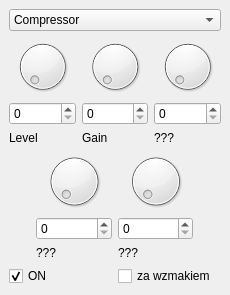
Qt form plug/effect.ui (b2ornot2b/plug) before a commit.
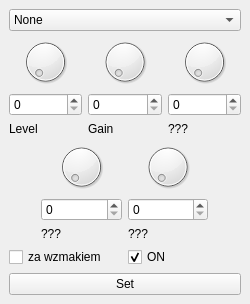
The same form after that commit.

Commit message: Added toolbar to the main window. Corrected amp window. Modified windows sizes.

```diff
--- a/plug/effect.ui
+++ b/plug/effect.ui
@@ -6,8 +6,8 @@
    <rect>
     <x>0</x>
     <y>0</y>
-    <width>230</width>
-    <height>295</height>
+    <width>250</width>
+    <height>300</height>
    </rect>
   </property>
   <property name="windowTitle">
@@ -17,6 +17,11 @@
    <layout class="QVBoxLayout" name="verticalLayout_6">
     <item>
      <widget class="QComboBox" name="comboBox">
+      <item>
+       <property name="text">
+        <string>None</string>
+       </property>
+      </item>
       <item>
        <property name="text">
         <string>Compressor</string>
@@ -108,7 +113,7 @@
          <widget class="QSpinBox" name="spinBox_4"/>
         </item>
         <item>
-         <widget class="QLabel" name="label_5">
+         <widget class="QLabel" name="label_4">
           <property name="text">
            <string>???</string>
           </property>
@@ -125,7 +130,7 @@
          <widget class="QSpinBox" name="spinBox_5"/>
         </item>
         <item>
-         <widget class="QLabel" name="label_6">
+         <widget class="QLabel" name="label_5">
           <property name="text">
            <string>???</string>
           </property>
@@ -150,6 +155,13 @@
     </item>
     <item>
      <layout class="QHBoxLayout" name="horizontalLayout_3">
+      <item>
+       <widget class="QCheckBox" name="checkBox">
+        <property name="text">
+         <string>za wzmakiem</string>
+        </property>
+       </widget>
+      </item>
       <item>
        <widget class="QCheckBox" name="checkBox_2">
         <property name="text">
@@ -160,15 +172,15 @@
         </property>
        </widget>
       </item>
-      <item>
-       <widget class="QCheckBox" name="checkBox">
-        <property name="text">
-         <string>za wzmakiem</string>
-        </property>
-       </widget>
-      </item>
      </layout>
     </item>
+    <item>
+     <widget class="QPushButton" name="setButton">
+      <property name="text">
+       <string>Set</string>
+      </property>
+     </widget>
+    </item>
    </layout>
   </widget>
  </widget>
```
Left out of the diff: 87 changed lines with no effect on the pictures. The commit also changes 3 other files.
